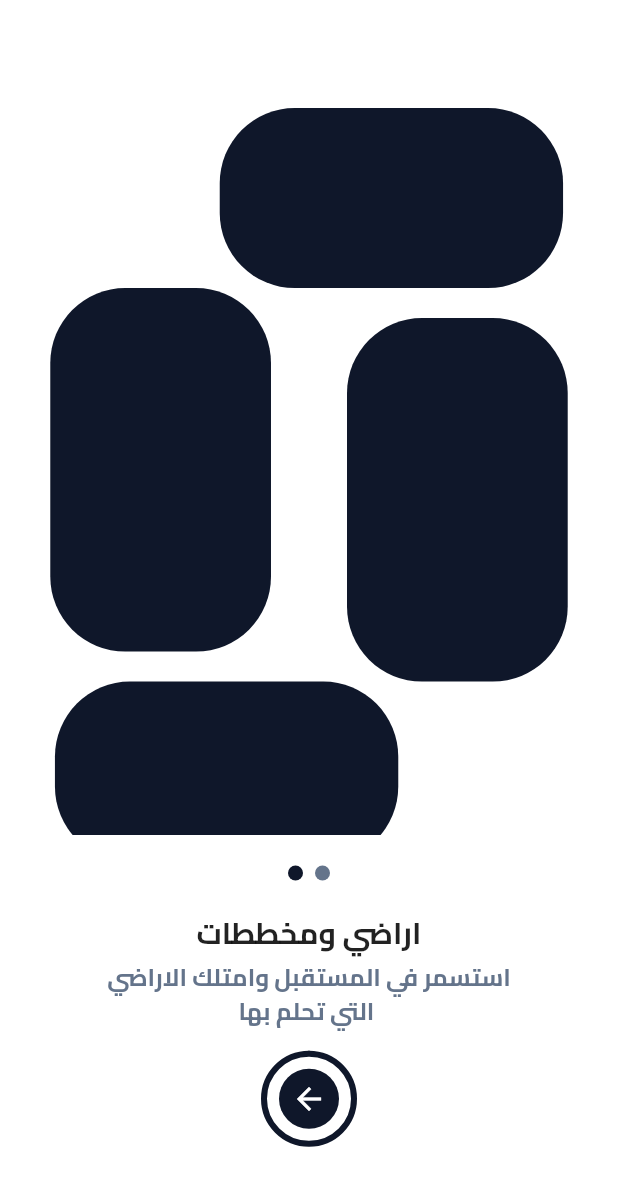
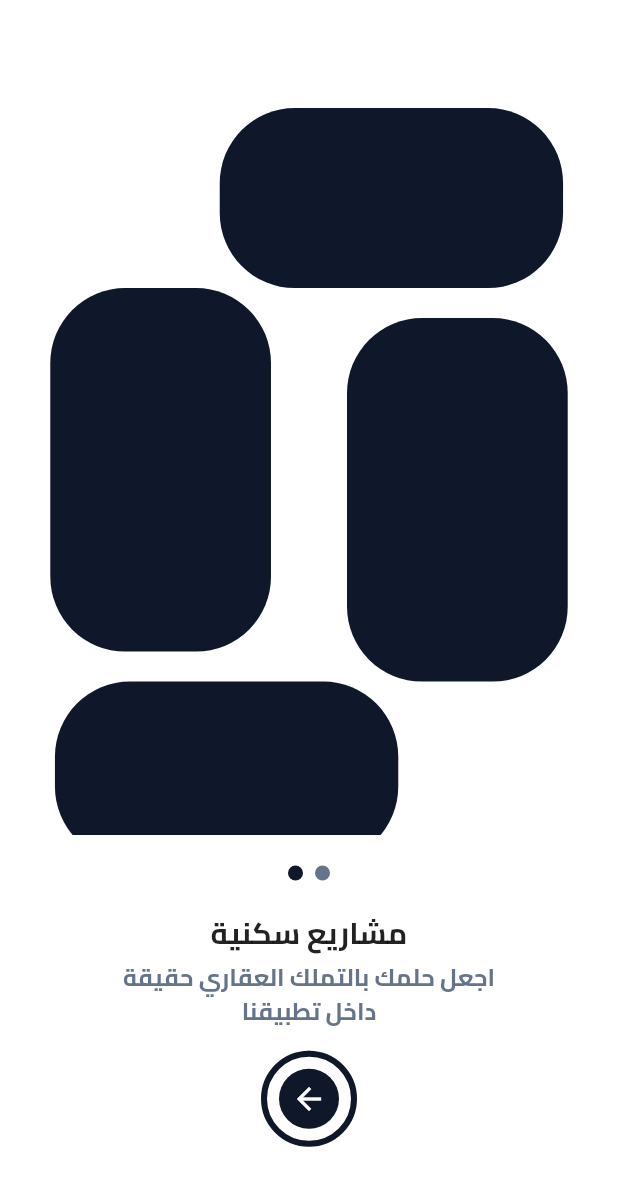
Before and after one commit to Ibrahim-NagII/Flutter-Base, a Flutter app: the screen it shows after launch, swiped to page 2, on a phone screen of 412 x 824 dp. Shown: the top 1186 px of the screen. Run offline on Flutter 3.47's test engine with Material 3 defaults, Android fonts, the phone set to English and light mode, and no system bars; our stand-ins replace cached_network_image, dio, firebase_messaging, flutter_bloc, flutter_image_compress, flutter_local_notifications and 9 more; accounts and stored records are empty.

Commit message:
(update_intro) intro animated grid

```diff
--- a/lib/features/intro/view/intro_view.dart
+++ b/lib/features/intro/view/intro_view.dart
@@ -2,6 +2,7 @@ import 'package:flutter/material.dart';
 import 'package:flutter_base/navigation/custom_navigation.dart';
 import 'package:flutter_base/navigation/routes.dart';
 import 'package:flutter_base/utility/extintions.dart';
+import 'package:flutter_staggered_animations/flutter_staggered_animations.dart';
 
 class IntroView extends StatefulWidget {
   const IntroView({super.key});
@@ -16,7 +17,7 @@ class _IntroViewState extends State<IntroView> {
   List<IntroItem> introItems = [
     IntroItem(
       title: "أراضي ومخططات",
-      subTitle: "استثمر في المستقبل وامتلك الأرض التي تحلم بها",
+      subTitle: "استثمر في المستقبل وامتلك الأرض \nالتي تحلم بها",
       images: [
         "",
         "",
@@ -26,7 +27,7 @@ class _IntroViewState extends State<IntroView> {
     ),
     IntroItem(
       title: "مشاريع سكنية",
-      subTitle: "اجعل حلمك بالتملك العقاري حقيقة داخل تطبيقنا",
+      subTitle: "اجعل حلمك بالتملك العقاري حقيقة \nداخل تطبيقنا",
       images: [
         "",
         "",
@@ -60,7 +61,13 @@ class _IntroViewState extends State<IntroView> {
                     runSpacing: 10,
                     children: List.generate(
                       introItems[index].images.length,
-                      (index2) => Container(
+                      (index2) => AnimationConfiguration.staggeredGrid(
+                        columnCount: 2,
+                        position: index2,
+                        duration: const Duration(milliseconds: 300),
+                        child: ScaleAnimation(
+                          child: FadeInAnimation(
+                            child: Container(
                               transform: Matrix4.translationValues(
                                 index2 == 0
                                     ? 50.w
@@ -77,11 +84,15 @@ class _IntroViewState extends State<IntroView> {
                               width: index2 == 0 || index2 == 3
                                   ? context.w / 1.8
                                   : context.w / 2.8,
-                        height:
-                            index2 == 0 || index2 == 3 ? 120 : context.w / 1.7,
+                              height: index2 == 0 || index2 == 3
+                                  ? 120
+                                  : context.w / 1.7,
                               decoration: BoxDecoration(
                                 color: context.theme.primaryColor,
                                 borderRadius: BorderRadius.circular(50),
+                              ),
+                            ),
+                          ),
                         ),
                       ),
                     ),
@@ -110,16 +121,16 @@ class _IntroViewState extends State<IntroView> {
               ),
             ),
             SizedBox(height: 16.h),
-            const Text(
-              "اراضي ومخططات",
-              style: TextStyle(
+            Text(
+              introItems[selectPage].title,
+              style: const TextStyle(
                 fontSize: 20,
                 fontWeight: FontWeight.bold,
               ),
             ),
             SizedBox(height: 4.h),
             Text(
-              "استسمر في المستقبل وامتلك الاراضي \n التي تحلم بها",
+              introItems[selectPage].subTitle,
               textAlign: TextAlign.center,
               style: TextStyle(
                 fontSize: 16,
--- a/lib/features/splah/splash.dart
+++ b/lib/features/splah/splash.dart
@@ -27,7 +27,7 @@ class _SplashState extends State<Splash> {
     return Scaffold(
       body: Center(
         child: AnimatedWidgets(
-          durationMilli: 2000.0,
+          durationMilli: 2000,
           verticalOffset: 0.0,
           horizontalOffset: 0.0,
           child: Container(
```
Also changed, not shown: lib/components/animated_widget.dart (+15 -14 lines), pubspec.yaml (+4 -3 lines), pubspec.lock. Lines whose indentation alone changed are shown as unchanged.
